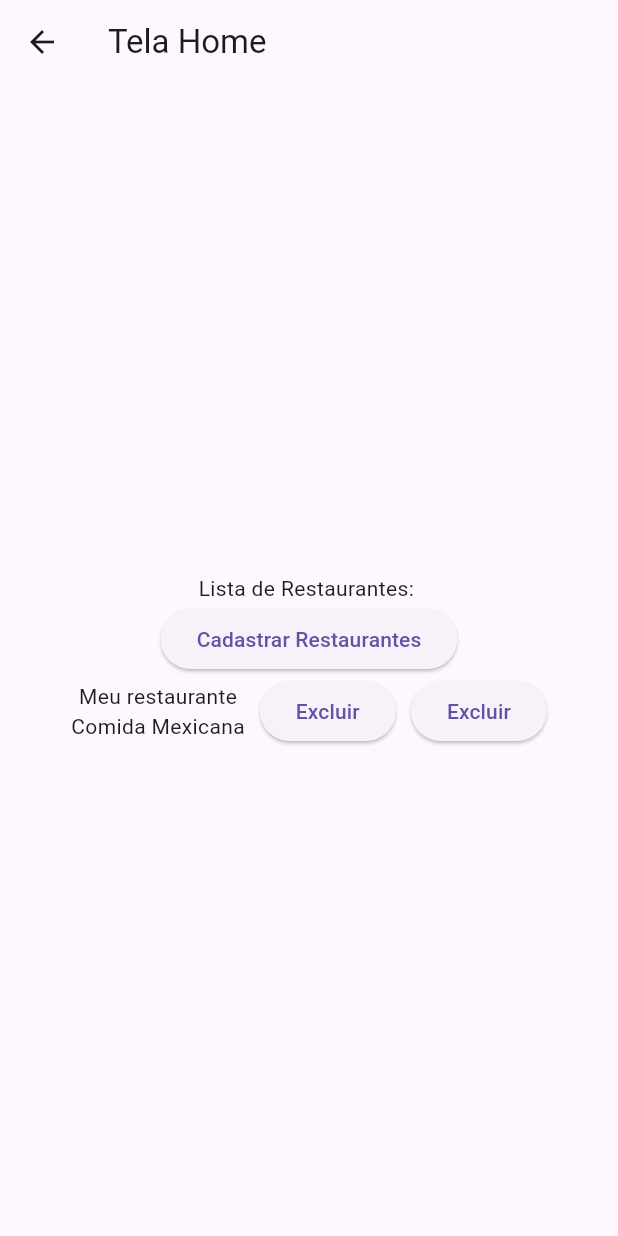
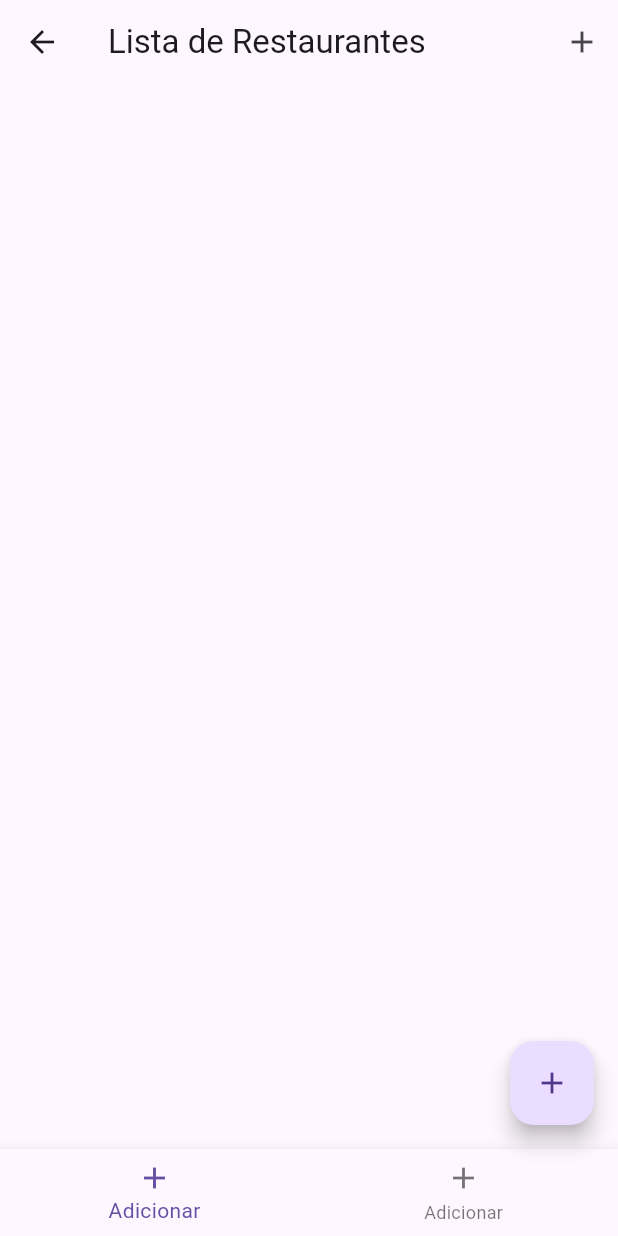
Before and after one commit to GabrielBrito770/mimpedir, a Flutter app: the TelaHome screen opened directly, on a phone screen of 412 x 824 dp. Run offline on Flutter 3.47's test engine with Material 3 defaults, Android fonts, the phone set to English and light mode, and no system bars; our stand-ins replace sqflite; accounts and stored records are empty; statements that could not run were skipped.

```diff
--- a/lib/banco/database_helper.dart
+++ b/lib/banco/database_helper.dart
@@ -20,7 +20,6 @@ class DatabaseHelper{
       List<int> bytes = data.buffer.asInt8List(data.offsetInBytes, data.lengthInBytes);
       await File(caminho).writeAsBytes(bytes);
     }
-
     _db = await openDatabase(caminho);
     return _db!;
   }
--- a/lib/tela_home.dart
+++ b/lib/tela_home.dart
@@ -1,41 +1,83 @@
 import 'package:flutter/material.dart';
 import 'package:mimpedir/tela_cad_restaurante.dart';
+import '../restaurante.dart';
 
-class TelaHome extends StatelessWidget{
+class TelaHome extends StatefulWidget {
   TelaHome({super.key});
+
+  @override
+  State<TelaHome> createState() => TelaHomeState();
+}
+
+class TelaHomeState extends State<TelaHome>{
+  List<Restaurante> restaurantes = [];
+
+  @override
+  void initState() {
+    super.initState();
+    carregarRestaurantes();
+  }
+
+  Future<void> carregarRestaurantes() async{
+    final lista = await RestauranteDAO.listarTodos();
+    setState(() {
+      restaurantes = lista;
+    });
+  }
 
   @override
   Widget build(BuildContext context) {
     return Scaffold(
-      appBar: AppBar(title: const Text('Tela Home')),
-      body: Padding(padding: const EdgeInsets.all(20),
-        child: Column(
-          mainAxisAlignment: MainAxisAlignment.center,
-          children:[
-            Text("Lista de Restaurantes: "),
-            ElevatedButton(onPressed: (){
-              Navigator.push(context, MaterialPageRoute(builder: (context) => TelaCadRestaurante()));
-            }, child: Text("Cadastrar Restaurantes")),
-            Row(
-              mainAxisAlignment: MainAxisAlignment.center,
-              children:
-              [
+      appBar: AppBar(
+        title: const Text('Lista de Restaurantes'),
+        actions: [
+          IconButton(
+              onPressed: () {
+                Navigator.push(context, MaterialPageRoute(
+                    builder: (context) => TelaCadRestaurante()));
+              },
+              icon: Icon(Icons.add)
+          )
+        ],
+      ),
+      body: Padding(padding: const EdgeInsets.all(10),
+        child: ListView.builder(
+            itemCount: restaurantes.length,
+            itemBuilder: (context, index) {
+              final r = restaurantes[index];
+              return Card(
+                margin: EdgeInsets.symmetric(vertical: 8),
+                child: ListTile(
+                    title: Text(r.nome ?? 'sem nome'),
+                    subtitle: Text('ID: ${r.codigo}'),
+                    trailing: Row(
+                        mainAxisSize: MainAxisSize.min,
+                        children: [
+                          IconButton(onPressed: () {
+                            Navigator.push(context, MaterialPageRoute(
+                                builder: (context) => TelaCadRestaurante()));
+                          }, icon: Icon(Icons.edit, color: Colors.indigo,)),
+                          IconButton(onPressed: () {},
+                              icon: Icon(Icons.delete, color: Colors.brown)),
+                        ]
+                    )
+                ),
+              );
+            }
+          ),
+        ),
+      floatingActionButton: FloatingActionButton(
+        onPressed: (){
 
-                Column(
-                  children: [
-                    Text("Meu restaurante"),
-                    Text("Comida Mexicana")
-                  ],
-                ),
-                SizedBox(width: 10),
-                ElevatedButton(onPressed: (){}, child: Text("Excluir")),
-                SizedBox(width: 10),
-                ElevatedButton(onPressed: (){}, child: Text("Excluir")),
-              ],
-            ),
-          ],
-        ),
-      )
+        },
+        child: Icon(Icons.add)
+      ),
+      bottomNavigationBar: BottomNavigationBar(
+        items: const<BottomNavigationBarItem>[
+          BottomNavigationBarItem(icon: Icon(Icons.add), label: 'Adicionar'),
+          BottomNavigationBarItem(icon: Icon(Icons.add), label: 'Adicionar'),
+        ],
+      ),
     );
   }
 }
```
Also changed, not shown: lib/banco/restaurante.dart (added, +60 -0 lines), lib/banco/restaurante_DAO.dart (added, +18 -0 lines).
